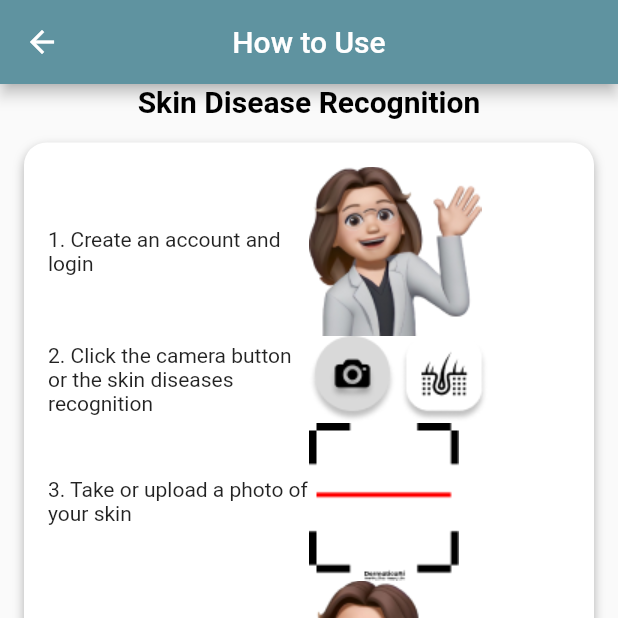
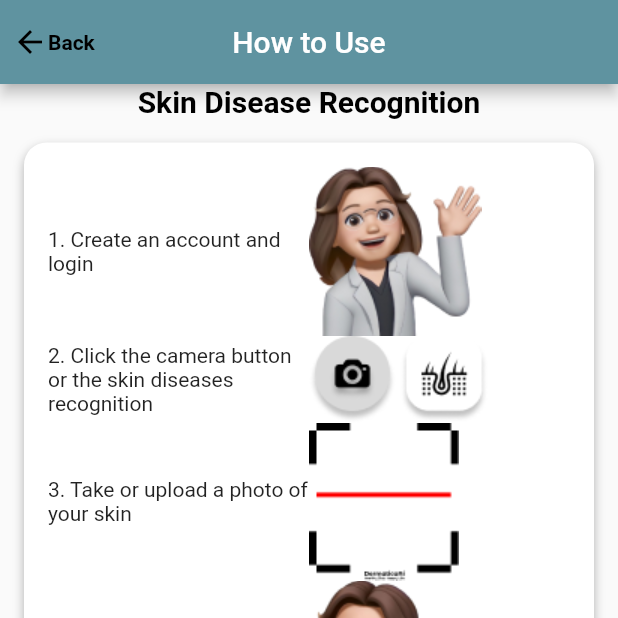
Before and after one commit to Raylouiss/DermaticaAI_FE, a Flutter app: the HowToUse screen opened directly, on a phone screen of 412 x 824 dp, the top half of it. Run offline on Flutter 3.47's test engine with Material 2 defaults, Android fonts, the phone set to English and light mode, and no system bars; our stand-ins replace camera, image_picker; missing offline and left inert: avatars.

Commit message:
feat : add back Icon

```diff
--- a/lib/screen/chat.dart
+++ b/lib/screen/chat.dart
@@ -13,10 +13,10 @@ class _ChatState extends State<Chat> {
   Widget build(BuildContext context) {
     return Scaffold(
       appBar: AppBar(
-        backgroundColor: Color(0xFF5F93A0), // Set the app bar color to #5F93A0
+        backgroundColor: Color(0xFF5F93A0),
         title: Text(
           'How to Use',
-          textAlign: TextAlign.center, // Align the title to center
+          textAlign: TextAlign.center,
         ),
         centerTitle: true, // Center align the title
       ),
--- a/lib/screen/how_to_use.dart
+++ b/lib/screen/how_to_use.dart
@@ -12,12 +12,29 @@ class _HowToUseState extends State<HowToUse> {
   Widget build(BuildContext context) {
     return Scaffold(
       appBar: AppBar(
-        backgroundColor: Color(0xFF5F93A0), // Set the app bar color to #5F93A0
+        backgroundColor: Color(0xFF5F93A0),
         title: Text(
           'How to Use',
-          textAlign: TextAlign.center, // Align the title to center
+          textAlign: TextAlign.center,
         ),
-        centerTitle: true, // Center align the title
+        centerTitle: true,
+        leading: IconButton(
+          icon: Row(
+            children: [
+              Icon(Icons.arrow_back, color: Colors.black,),
+              Text('Back',
+                style: TextStyle(
+                    color: Colors.black,
+                    fontWeight: FontWeight.bold
+                ),
+              ),
+            ],
+          ),
+          onPressed: () {
+            Navigator.of(context).pop();
+          },
+        ),
+        leadingWidth: 90,
       ),
       body:
       SingleChildScrollView(
```
Also changed, not shown: lib/screen/camera.dart (+17 -0 lines), lib/screen/history.dart (+17 -0 lines), lib/screen/list_of_articles.dart (+17 -0 lines), lib/screen/list_of_chat.dart (+18 -1 lines), lib/screen/profile.dart (+17 -0 lines), lib/screen/scanner_desc.dart (+17 -0 lines), lib/screen/support.dart (+17 -0 lines).
